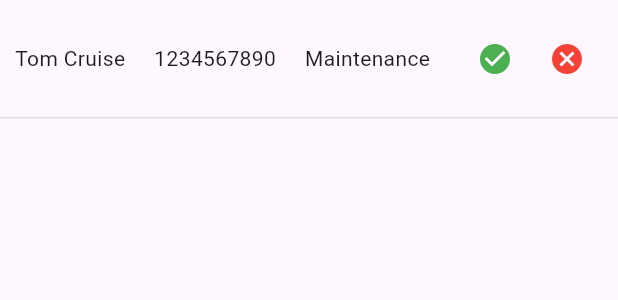
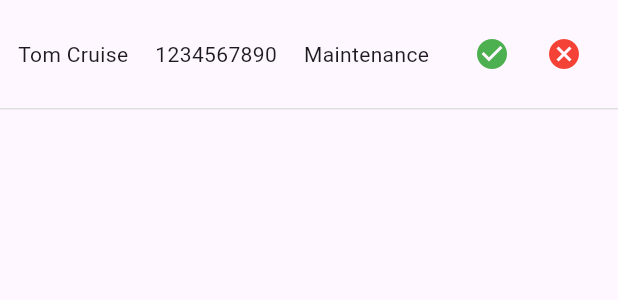
Before and after one commit to Tron-Academy/hand_car_vendor_mobile_app, a Flutter app: the UserRowWidget widget shown alone on an empty page, opened directly with sample values from the repository, on a phone screen of 412 x 824 dp. Shown: the top 300 px of the screen. Run offline on Flutter 3.47's test engine with Material 3 defaults, Android fonts, the phone set to English and light mode, and no system bars; our stand-ins replace flutter_hooks, freezed_annotation, hooks_riverpod, image_picker, riverpod_annotation.

Commit message:
Service Request Page Added

```diff
--- a/lib/features/dashboard/view/pages/service_request_page.dart
+++ b/lib/features/dashboard/view/pages/service_request_page.dart
@@ -18,6 +18,7 @@ class ServiceRequestPage extends StatelessWidget {
       child: Scaffold(
         appBar: AppBar(
           title: Text('Service Requests', style: context.typography.bodyLarge),
+          // ignore: prefer_const_constructors
           bottom: TabBar(
             indicatorSize: TabBarIndicatorSize.tab,
             indicatorColor: Colors.white,
@@ -36,8 +37,8 @@ class ServiceRequestPage extends StatelessWidget {
               itemCount: users.length, // specify the item count
               itemBuilder: (context, index) => UserRowWidget(userData: users[index]),
             ),
-            Center(child: Text('Pending')),
-            Center(child: Text('Completed')),
+            const Center(child: Text('Pending')),
+            const Center(child: Text('Completed')),
           ],
         ),
       ),
--- a/lib/features/dashboard/view/widgets/service_status_container_widget.dart
+++ b/lib/features/dashboard/view/widgets/service_status_container_widget.dart
@@ -1,4 +1,5 @@
 import 'package:flutter/material.dart';
+import 'package:handcar_ventor/core/extension/theme_extension.dart';
 
 class UserData {
   final String name;
@@ -9,11 +10,12 @@ class UserData {
 
 List<UserData> users = [
   UserData(name: 'Tom Cruise', mobile: '1234567890', service: 'Maintenance'),
-  UserData(name: 'Angelina Jolie', mobile: '1234567890', service: 'Maintenance'),
-  UserData(name: 'Dwayne Johnson', mobile: '1234567890', service: 'Maintenance'),
+  UserData(
+      name: 'Angelina Jolie', mobile: '1234567890', service: 'Maintenance'),
+  UserData(
+      name: 'Dwayne Johnson', mobile: '1234567890', service: 'Maintenance'),
   UserData(name: 'Irfan Khan', mobile: '1234567890', service: 'Maintenance'),
 ];
-
 
 class UserRowWidget extends StatelessWidget {
   final UserData userData;
@@ -23,7 +25,9 @@ class UserRowWidget extends StatelessWidget {
   @override
   Widget build(BuildContext context) {
     return Container(
-      padding: EdgeInsets.symmetric(horizontal: 10, vertical: 15),
+      padding: EdgeInsets.symmetric(
+          horizontal: context.space.space_150,
+          vertical: context.space.space_150),
       decoration: BoxDecoration(
         border: Border(bottom: BorderSide(color: Colors.grey.shade300)),
       ),
@@ -36,11 +40,11 @@ class UserRowWidget extends StatelessWidget {
           Row(
             children: [
               IconButton(
-                icon: Icon(Icons.check_circle, color: Colors.green),
+                icon: const Icon(Icons.check_circle, color: Colors.green),
                 onPressed: () {}, // Implement the Accept functionality
               ),
               IconButton(
-                icon: Icon(Icons.cancel, color: Colors.red),
+                icon: const Icon(Icons.cancel, color: Colors.red),
                 onPressed: () {}, // Implement the Decline functionality
               ),
             ],
```
Also changed, not shown: lib/features/dashboard/view/widgets/dash_board_data_container.dart (renamed from lib/features/dashboard/view/widgets/dash_bord_data_container.dart).
